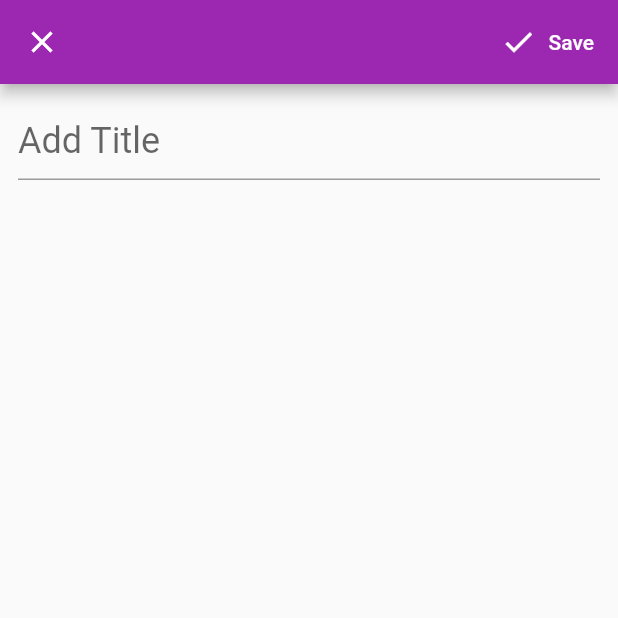
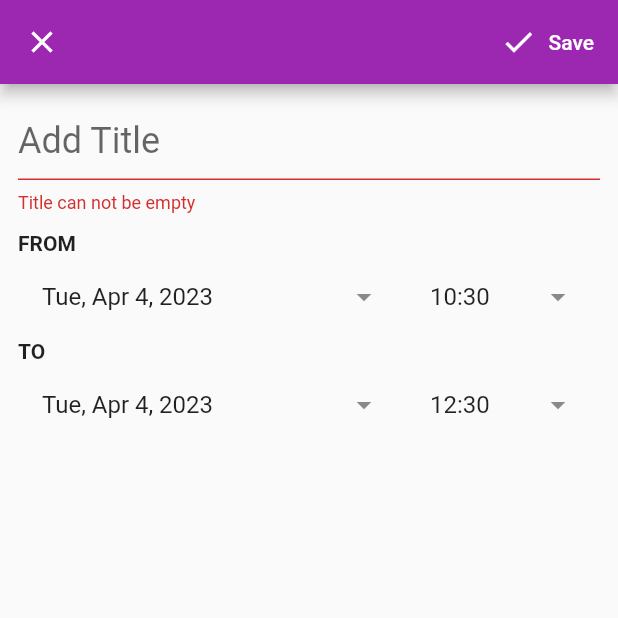
Before and after one commit to Scamule/TeamA_320Spr23, a Flutter app: the EventEditingPage screen opened directly, after a tap on "Save", on a phone screen of 412 x 824 dp, the top half of it. Run offline on Flutter 3.47's test engine with Material 2 defaults, Android fonts, the phone set to English and light mode, and no system bars; our stand-ins replace syncfusion_flutter_calendar.

Commit message:
added basic date/time selector feature

```diff
--- /dev/null
+++ b/frontend/flutter_application_1/lib/event_adding.dart
@@ -0,0 +1,14 @@
+import 'package:flutter/material.dart';
+import 'package:flutter_application_1/model/event.dart';
+import 'package:flutter_application_1/model/utils.dart';
+
+class EventAdding extends ChangeNotifier {
+  final List<Event> addedEvents = [];
+  List<Event> get events => addedEvents;
+
+  void addEvent(Event event) {
+    addedEvents.add(event);
+
+    notifyListeners();
+  }
+}
--- a/frontend/flutter_application_1/lib/event_editing_page.dart
+++ b/frontend/flutter_application_1/lib/event_editing_page.dart
@@ -1,5 +1,8 @@
 import 'package:flutter/material.dart';
+import 'package:flutter_application_1/event_adding.dart';
 import 'package:flutter_application_1/model/event.dart';
+import 'package:flutter_application_1/model/utils.dart';
+import 'package:provider/provider.dart';
 
 class EventEditingPage extends StatefulWidget {
   final Event? event;
@@ -57,7 +60,7 @@ class _EventEditingPageState extends State<EventEditingPage> {
 
   List<Widget> editingActions() => [
         ElevatedButton.icon(
-            onPressed: () {},
+            onPressed: saveForm,
             label: Text('Save'),
             icon: Icon(Icons.done),
             style: ElevatedButton.styleFrom(
@@ -70,19 +73,144 @@ class _EventEditingPageState extends State<EventEditingPage> {
         style: const TextStyle(fontSize: 24),
         decoration: const InputDecoration(
             border: UnderlineInputBorder(), hintText: 'Add Title'),
-        onFieldSubmitted: (_) {},
+        onFieldSubmitted: (_) => saveForm(),
         validator: (title) =>
             title != null && title.isEmpty ? 'Title can not be empty' : null,
         controller: titleController,
       );
 
   Widget buildDateTime() => Column(
-        children: [buildFrom()],
+        children: [
+          buildFrom(),
+          buildTo(),
+        ],
       );
 
-  Widget buildFrom() => Row(
-        children: [
-          //Expanded(child: buildDropdown(text: fromDate),)
-        ],
+  Widget buildFrom() => buildHeader(
+        header: 'FROM',
+        child: Row(
+          children: [
+            Expanded(
+              flex: 2,
+              child: buildDropdown(
+                text: Utils.toDate(fromDate),
+                onClicked: () => pickFromDateTime(pickDate: true),
+              ),
+            ),
+            Expanded(
+              child: buildDropdown(
+                text: Utils.toTime(fromDate),
+                onClicked: () => pickFromDateTime(pickDate: false),
+              ),
+            )
+          ],
+        ),
       );
+  Widget buildTo() => buildHeader(
+        header: 'TO',
+        child: Row(
+          children: [
+            Expanded(
+              flex: 2,
+              child: buildDropdown(
+                text: Utils.toDate(toDate),
+                onClicked: () => pickToDateTime(pickDate: true),
+              ),
+            ),
+            Expanded(
+              child: buildDropdown(
+                text: Utils.toTime(toDate),
+                onClicked: () => pickToDateTime(pickDate: false),
+              ),
+            )
+          ],
+        ),
+      );
+
+  Widget buildDropdown(
+          {required String text, required VoidCallback onClicked}) =>
+      ListTile(
+          title: Text(text),
+          trailing: const Icon(Icons.arrow_drop_down),
+          onTap: onClicked);
+
+  Widget buildHeader({required String header, required Row child}) =>
+      Column(crossAxisAlignment: CrossAxisAlignment.start, children: [
+        Text(header, style: const TextStyle(fontWeight: FontWeight.bold)),
+        child,
+      ]);
+
+  Future pickFromDateTime({required bool pickDate}) async {
+    final date = await pickDateTime(fromDate, pickDate: pickDate, firstDate: pickDate ? fromDate : null);
+    if (date == null) {
+      return;
+    }
+    if (date.isAfter(toDate)) {
+      toDate =
+          DateTime(date.year, date.month, date.day, date.hour, date.minute);
+    }
+    setState(() => fromDate = date);
+  }
+
+  Future pickToDateTime({required bool pickDate}) async {
+    final date = await pickDateTime(toDate,
+        pickDate: pickDate, firstDate: pickDate ? toDate : null);
+    if (date == null) {
+      return;
+    }
+    if (date.isAfter(toDate)) {
+      toDate =
+          DateTime(date.year, date.month, date.day, date.hour, date.minute);
+    }
+    setState(() => toDate = date);
+  }
+
+  Future<DateTime?> pickDateTime(
+    DateTime initialDate, {
+    required bool pickDate,
+    DateTime? firstDate,
+  }) async {
+    if (pickDate) {
+      final date = await showDatePicker(
+        context: context,
+        initialDate: initialDate,
+        firstDate: firstDate ?? DateTime(2002, 01),
+        lastDate: DateTime(2100),
+      );
+      if (date == null) {
+        return null;
+      }
+      final time =
+          Duration(hours: initialDate.hour, minutes: initialDate.minute);
+      return date.add(time);
+    } else {
+      final timeOfDay = await showTimePicker(
+          context: context, initialTime: TimeOfDay.fromDateTime(initialDate));
+
+      if (timeOfDay == null) {
+        return null;
+      }
+
+      final date =
+          DateTime(initialDate.year, initialDate.month, initialDate.day);
+      final time =
+          Duration(hours: timeOfDay.hour, minutes: timeOfDay.minute);
+      return date.add(time);
+    }
+  }
+
+  Future saveForm() async {
+    final isValid = form_key.currentState!.validate();
+    if (isValid) {
+      final event = Event(
+          title: titleController.text,
+          description: 'Description',
+          from: fromDate,
+          to: toDate);
+
+      final adder = Provider.of<EventAdding>(context, listen: false);
+      adder.addEvent(event);
+      Navigator.of(context).pop();
+    }
+  }
 }
--- a/frontend/flutter_application_1/lib/home_page.dart
+++ b/frontend/flutter_application_1/lib/home_page.dart
@@ -1,17 +1,22 @@
 import 'package:flutter/material.dart';
+import 'package:flutter_application_1/event_adding.dart';
 import 'package:flutter_application_1/event_editing_page.dart';
+import 'package:provider/provider.dart';
 import 'package:syncfusion_flutter_calendar/calendar.dart';
 
 class HomePage extends StatelessWidget {
   const HomePage({super.key});
   @override
   Widget build(BuildContext context) {
+    final events = Provider.of<EventAdding>(context).events;
+
     return Scaffold(
       body: SfCalendar(
         view: CalendarView.week,
         initialSelectedDate: DateTime.now(),
         firstDayOfWeek: 7,
         headerHeight: 55,
+        //dataSource: EventDataSource(events),
       ),
       floatingActionButton: FloatingActionButton(
           child: const Icon(Icons.add),
--- /dev/null
+++ b/frontend/flutter_application_1/lib/model/utils.dart
@@ -0,0 +1,24 @@
+import 'package:intl/intl.dart';
+
+//for date and time formating
+class Utils {
+  static String toDateTime(DateTime dateTime) {
+    final date = DateFormat.yMMMEd().format(dateTime);
+    final time = DateFormat.Hm().format(dateTime);
+
+    return '$date $time';
+  }
+
+  static String toDate(DateTime dateTime) {
+    final date = DateFormat.yMMMEd().format(dateTime);
+
+    return '$date';
+  }
+
+  static String toTime(DateTime dateTime) {
+    final time = DateFormat.Hm().format(dateTime);
+
+    return '$time';
+  }
+
+}
```
Also changed, not shown: frontend/flutter_application_1/lib/main.dart (+9 -7 lines).
